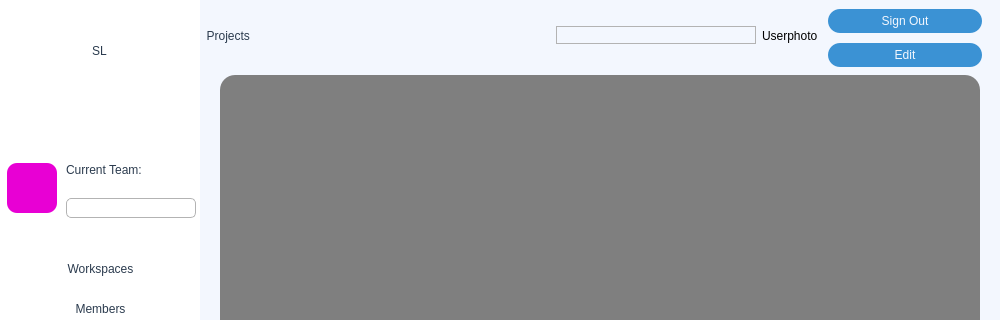
pavdmit/sl, file uis/main_window.ui: the form before one commit; both pictures show x 0 to 1000 and y 0 to 320 of the 1000 by 750 pixel window.
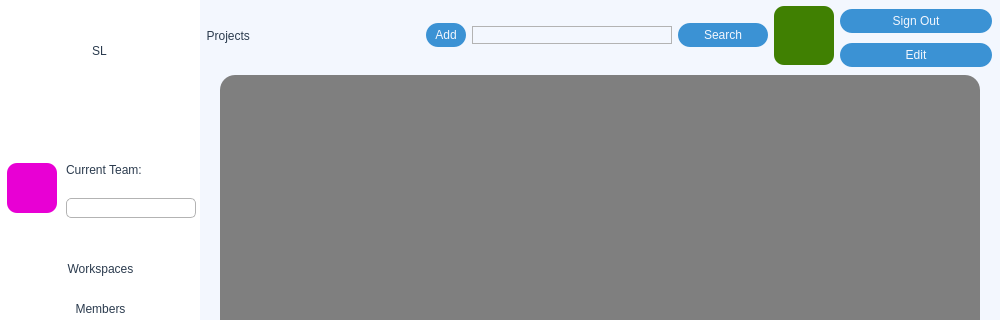
The form after the commit. The open tabs and pages were chosen to show the change.

```diff
--- a/uis/main_window.ui
+++ b/uis/main_window.ui
@@ -1102,7 +1102,7 @@
           <rect>
            <x>0</x>
            <y>0</y>
-           <width>802</width>
+           <width>812</width>
            <height>71</height>
           </rect>
          </property>
@@ -1111,13 +1111,13 @@
            <widget class="QLabel" name="label_17">
             <property name="minimumSize">
              <size>
-              <width>350</width>
+              <width>220</width>
               <height>0</height>
              </size>
             </property>
             <property name="maximumSize">
              <size>
-              <width>280</width>
+              <width>190</width>
               <height>16777215</height>
              </size>
             </property>
@@ -1133,6 +1133,39 @@
             </property>
            </widget>
           </item>
+          <item>
+           <widget class="QPushButton" name="pushButton">
+            <property name="minimumSize">
+             <size>
+              <width>40</width>
+              <height>24</height>
+             </size>
+            </property>
+            <property name="maximumSize">
+             <size>
+              <width>40</width>
+              <height>24</height>
+             </size>
+            </property>
+            <property name="styleSheet">
+             <string notr="true">QPushButton {
+	background-color: rgb(59, 146, 212);
+	color:rgb(243,247,254);
+	border: 0px solid;
+	border-radius: 12px;
+	font: 13pt &quot;Andale Mono&quot;;
+}
+
+QPushButton:hover {
+	background-color: rgb(243,247,254);
+	color:rgb(59, 146, 212);
+}</string>
+            </property>
+            <property name="text">
+             <string>Add</string>
+            </property>
+           </widget>
+          </item>
           <item>
            <widget class="QLineEdit" name="lineEdit_5">
             <property name="minimumSize">
@@ -1156,18 +1189,63 @@
            </widget>
           </item>
           <item>
-           <widget class="QLabel" name="label_18">
+           <widget class="QPushButton" name="search_btn3">
+            <property name="minimumSize">
+             <size>
+              <width>90</width>
+              <height>24</height>
+             </size>
+            </property>
             <property name="maximumSize">
              <size>
+              <width>90</width>
+              <height>24</height>
+             </size>
+            </property>
+            <property name="styleSheet">
+             <string notr="true">QPushButton {
+	background-color: rgb(59, 146, 212);
+	color:rgb(243,247,254);
+	border: 0px solid;
+	border-radius: 12px;
+	font: 13pt &quot;Andale Mono&quot;;
+}
+
+QPushButton:hover {
+	background-color: rgb(243,247,254);
+	color:rgb(59, 146, 212);
+}</string>
+            </property>
+            <property name="text">
+             <string>Search</string>
+            </property>
+           </widget>
+          </item>
+          <item>
+           <widget class="QLabel" name="user_photo4">
+            <property name="minimumSize">
+             <size>
               <width>60</width>
-              <height>16777215</height>
+              <height>59</height>
              </size>
             </property>
+            <property name="maximumSize">
+             <size>
+              <width>60</width>
+              <height>59</height>
+             </size>
+            </property>
             <property name="styleSheet">
-             <string notr="true">font: 8pt &quot;Andale Mono&quot;;</string>
+             <string notr="true">background-color: rgb(64, 128, 2);
+border-radius:10px;
+font: 22pt &quot;Andale Mono&quot;;
+color:rgb(255,255,255);</string>
             </property>
             <property name="text">
-             <string>Userphoto</string>
+             <string/>
+            </property>
+            <property name="alignment">
+             <set>Qt::AlignCenter</set>
             </property>
            </widget>
           </item>
```
Left out of the diff: 218 changed lines with no effect on the pictures.
